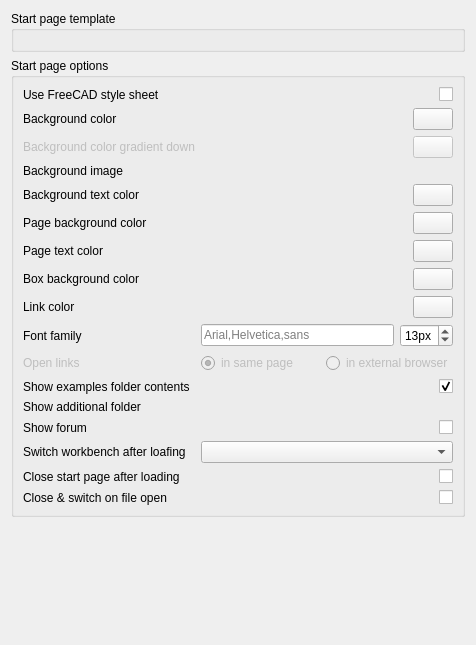
Before: the Qt Designer form src/Mod/Start/Gui/DlgStartPreferences.ui in berndhahnebach/All_FreeCAD, drawn with Qt 5.
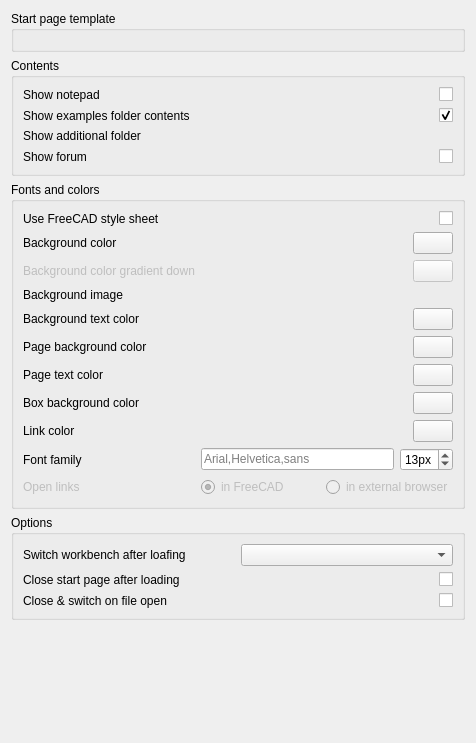
After: the same form once the commit is applied. Custom widgets are drawn as their Qt base class.

Commit message: Start: misc improvements - Hide recent files section if recent files prefs is set to 0 - Better filetype management - Better tooltip on file thumbnails - Added notes section (enable in preferences)

```diff
--- a/src/Mod/Start/Gui/DlgStartPreferences.ui
+++ b/src/Mod/Start/Gui/DlgStartPreferences.ui
@@ -7,7 +7,7 @@
     <x>0</x>
     <y>0</y>
     <width>476</width>
-    <height>645</height>
+    <height>743</height>
    </rect>
   </property>
   <property name="windowTitle">
@@ -37,12 +37,74 @@
     </widget>
    </item>
    <item>
-    <widget class="QGroupBox" name="groupBox">
+    <widget class="QGroupBox" name="groupBox_3">
      <property name="title">
-      <string>Start page options</string>
+      <string>Contents</string>
      </property>
-     <layout class="QGridLayout" name="gridLayout">
-      <item row="13" column="1">
+     <layout class="QGridLayout" name="gridLayout_2">
+      <item row="3" column="0">
+       <widget class="QLabel" name="label_14">
+        <property name="text">
+         <string>Show forum</string>
+        </property>
+       </widget>
+      </item>
+      <item row="1" column="0">
+       <widget class="QLabel" name="label_9">
+        <property name="text">
+         <string>Show examples folder contents</string>
+        </property>
+       </widget>
+      </item>
+      <item row="2" column="0">
+       <widget class="QLabel" name="label_10">
+        <property name="text">
+         <string>Show additional folder</string>
+        </property>
+       </widget>
+      </item>
+      <item row="1" column="1">
+       <widget class="Gui::PrefCheckBox" name="checkBox_1">
+        <property name="toolTip">
+         <string>if you want the examples to show on the first page</string>
+        </property>
+        <property name="layoutDirection">
+         <enum>Qt::RightToLeft</enum>
+        </property>
+        <property name="text">
+         <string/>
+        </property>
+        <property name="checked">
+         <bool>true</bool>
+        </property>
+        <property name="prefEntry" stdset="0">
+         <cstring>ShowExamples</cstring>
+        </property>
+        <property name="prefPath" stdset="0">
+         <cstring>Mod/Start</cstring>
+        </property>
+       </widget>
+      </item>
+      <item row="3" column="1">
+       <widget class="Gui::PrefCheckBox" name="checkBox_4">
+        <property name="toolTip">
+         <string>If this is checked, the latest posts from the FreeCAD forum will be displayed on the Activity tab</string>
+        </property>
+        <property name="layoutDirection">
+         <enum>Qt::RightToLeft</enum>
+        </property>
+        <property name="text">
+         <string/>
+        </property>
+        <property name="prefEntry" stdset="0">
+         <cstring>ShowForum</cstring>
+        </property>
+        <property name="prefPath" stdset="0">
+         <cstring>Mod/Start</cstring>
+        </property>
+       </widget>
+      </item>
+      <item row="2" column="1">
        <widget class="Gui::PrefFileChooser" name="fileChooser_3">
         <property name="toolTip">
          <string>an optional custom folder to be displayed at the bottom of the first page</string>
@@ -55,13 +117,41 @@
         </property>
        </widget>
       </item>
-      <item row="13" column="0">
-       <widget class="QLabel" name="label_10">
+      <item row="0" column="0">
+       <widget class="QLabel" name="label_17">
         <property name="text">
-         <string>Show additional folder</string>
+         <string>Show notepad</string>
         </property>
        </widget>
       </item>
+      <item row="0" column="1">
+       <widget class="Gui::PrefCheckBox" name="checkBox">
+        <property name="toolTip">
+         <string>Shows a notepad next to the file thumbnails, where you can keep notes across FreeCAD sessions</string>
+        </property>
+        <property name="layoutDirection">
+         <enum>Qt::RightToLeft</enum>
+        </property>
+        <property name="text">
+         <string/>
+        </property>
+        <property name="prefEntry" stdset="0">
+         <cstring>ShowNotes</cstring>
+        </property>
+        <property name="prefPath" stdset="0">
+         <cstring>Mod/Start</cstring>
+        </property>
+       </widget>
+      </item>
+     </layout>
+    </widget>
+   </item>
+   <item>
+    <widget class="QGroupBox" name="groupBox">
+     <property name="title">
+      <string>Fonts and colors</string>
+     </property>
+     <layout class="QGridLayout" name="gridLayout">
       <item row="6" column="1" alignment="Qt::AlignRight">
        <widget class="Gui::PrefColorButton" name="colorButton_3">
         <property name="maximumSize">
@@ -88,13 +178,6 @@
         </property>
        </widget>
       </item>
-      <item row="12" column="0">
-       <widget class="QLabel" name="label_9">
-        <property name="text">
-         <string>Show examples folder contents</string>
-        </property>
-       </widget>
-      </item>
       <item row="1" column="0">
        <widget class="QLabel" name="label">
         <property name="text">
@@ -110,7 +193,7 @@
            <bool>false</bool>
           </property>
           <property name="text">
-           <string>in same page</string>
+           <string>in FreeCAD</string>
           </property>
           <property name="checked">
            <bool>true</bool>
@@ -197,13 +280,6 @@
         </property>
        </widget>
       </item>
-      <item row="15" column="0">
-       <widget class="QLabel" name="autoModuleLabel">
-        <property name="text">
-         <string>Switch workbench after loafing</string>
-        </property>
-       </widget>
-      </item>
       <item row="0" column="1">
        <widget class="Gui::PrefCheckBox" name="checkBox_5">
         <property name="toolTip">
@@ -270,9 +346,6 @@
         </property>
        </widget>
       </item>
-      <item row="15" column="1">
-       <widget class="QComboBox" name="AutoloadModuleCombo"/>
-      </item>
       <item row="9" column="1" alignment="Qt::AlignRight">
        <widget class="Gui::PrefColorButton" name="colorButton_6">
         <property name="maximumSize">
@@ -397,35 +470,6 @@
         </property>
        </widget>
       </item>
-      <item row="16" column="0">
-       <widget class="QLabel" name="label_11">
-        <property name="text">
-         <string>Close start page after loading</string>
-        </property>
-       </widget>
-      </item>
-      <item row="12" column="1">
-       <widget class="Gui::PrefCheckBox" name="checkBox_1">
-        <property name="toolTip">
-         <string>if you want the examples to show on the first page</string>
-        </property>
-        <property name="layoutDirection">
-         <enum>Qt::RightToLeft</enum>
-        </property>
-        <property name="text">
-         <string/>
-        </property>
-        <property name="checked">
-         <bool>true</bool>
-        </property>
-        <property name="prefEntry" stdset="0">
-         <cstring>ShowExamples</cstring>
-        </property>
-        <property name="prefPath" stdset="0">
-         <cstring>Mod/Start</cstring>
-        </property>
-       </widget>
-      </item>
       <item row="5" column="0">
        <widget class="QLabel" name="label_3">
         <property name="text">
@@ -433,77 +477,6 @@
         </property>
        </widget>
       </item>
-      <item row="16" column="1">
-       <widget class="Gui::PrefCheckBox" name="checkBox_2">
-        <property name="toolTip">
-         <string>Should the start page be closed after loading?</string>
-        </property>
-        <property name="layoutDirection">
-         <enum>Qt::RightToLeft</enum>
-        </property>
-        <property name="text">
-         <string/>
-        </property>
-        <property name="prefEntry" stdset="0">
-         <cstring>closeStart</cstring>
-        </property>
-        <property name="prefPath" stdset="0">
-         <cstring>Mod/Start</cstring>
-        </property>
-       </widget>
-      </item>
-      <item row="17" column="0">
-       <widget class="QLabel" name="label_13">
-        <property name="text">
-         <string>Close &amp; switch on file open</string>
-        </property>
-       </widget>
-      </item>
-      <item row="17" column="1">
-       <widget class="Gui::PrefCheckBox" name="checkBox_3">
-        <property name="toolTip">
-         <string>If FreeCAD is started by opening a file, apply the two settings above</string>
-        </property>
-        <property name="layoutDirection">
-         <enum>Qt::RightToLeft</enum>
-        </property>
-        <property name="text">
-         <string/>
-        </property>
-        <property name="prefEntry" stdset="0">
-         <cstring>DoNotShowOnOpen</cstring>
-        </property>
-        <property name="prefPath" stdset="0">
-         <cstring>Mod/Start</cstring>
-        </property>
-       </widget>
-      </item>
-      <item row="14" column="0">
-       <widget class="QLabel" name="label_14">
-        <property name="text">
-         <string>Show forum</string>
-        </property>
-       </widget>
-      </item>
-      <item row="14" column="1">
-       <widget class="Gui::PrefCheckBox" name="checkBox_4">
-        <property name="toolTip">
-         <string>If this is checked, the latest posts from the FreeCAD forum will be displayed on the Activity tab</string>
-        </property>
-        <property name="layoutDirection">
-         <enum>Qt::RightToLeft</enum>
-        </property>
-        <property name="text">
-         <string/>
-        </property>
-        <property name="prefEntry" stdset="0">
-         <cstring>ShowForum</cstring>
-        </property>
-        <property name="prefPath" stdset="0">
-         <cstring>Mod/Start</cstring>
-        </property>
-       </widget>
-      </item>
       <item row="0" column="0">
        <widget class="QLabel" name="label_15">
         <property name="text">
@@ -563,6 +536,77 @@
      </layout>
     </widget>
    </item>
+   <item>
+    <widget class="QGroupBox" name="groupBox_4">
+     <property name="title">
+      <string>Options</string>
+     </property>
+     <layout class="QGridLayout" name="gridLayout_3">
+      <item row="0" column="1">
+       <widget class="QComboBox" name="AutoloadModuleCombo"/>
+      </item>
+      <item row="1" column="1">
+       <widget class="Gui::PrefCheckBox" name="checkBox_2">
+        <property name="toolTip">
+         <string>Should the start page be closed after loading?</string>
+        </property>
+        <property name="layoutDirection">
+         <enum>Qt::RightToLeft</enum>
+        </property>
+        <property name="text">
+         <string/>
+        </property>
+        <property name="prefEntry" stdset="0">
+         <cstring>closeStart</cstring>
+        </property>
+        <property name="prefPath" stdset="0">
+         <cstring>Mod/Start</cstring>
+        </property>
+       </widget>
+      </item>
+      <item row="0" column="0">
+       <widget class="QLabel" name="autoModuleLabel">
+        <property name="text">
+         <string>Switch workbench after loafing</string>
+        </property>
+       </widget>
+      </item>
+      <item row="1" column="0">
+       <widget class="QLabel" name="label_11">
+        <property name="text">
+         <string>Close start page after loading</string>
+        </property>
+       </widget>
+      </item>
+      <item row="2" column="0">
+       <widget class="QLabel" name="label_13">
+        <property name="text">
+         <string>Close &amp; switch on file open</string>
+        </property>
+       </widget>
+      </item>
+      <item row="2" column="1">
+       <widget class="Gui::PrefCheckBox" name="checkBox_3">
+        <property name="toolTip">
+         <string>If FreeCAD is started by opening a file, apply the two settings above</string>
+        </property>
+        <property name="layoutDirection">
+         <enum>Qt::RightToLeft</enum>
+        </property>
+        <property name="text">
+         <string/>
+        </property>
+        <property name="prefEntry" stdset="0">
+         <cstring>DoNotShowOnOpen</cstring>
+        </property>
+        <property name="prefPath" stdset="0">
+         <cstring>Mod/Start</cstring>
+        </property>
+       </widget>
+      </item>
+     </layout>
+    </widget>
+   </item>
    <item>
     <spacer name="verticalSpacer">
      <property name="orientation">
```
The commit also changes 7 other files.
